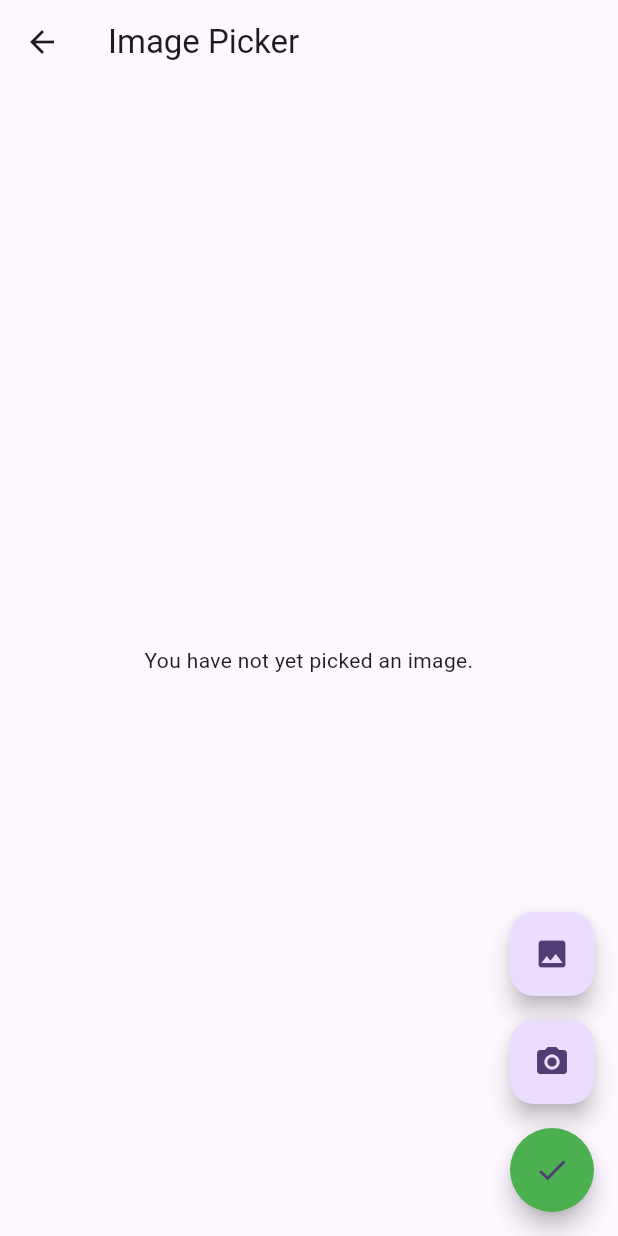
After one commit to benboi8/plushie_app, a Flutter app: the ImagePickerPage screen opened directly, after a tap on the "photo" icon, on a phone screen of 412 x 824 dp. The commit adds this screen. Run offline on Flutter 3.47's test engine with Material 3 defaults, Android fonts, the phone set to English and light mode, and no system bars; our stand-ins replace image_picker; missing offline and left inert: nfc_manager.

Commit message:
Added image_picker_page.dart to select profile picture Made tag_record.dart a static class Added a stream to keep track of changes made to the scanned tag

```diff
--- /dev/null
+++ b/lib/image_picker_page.dart
@@ -0,0 +1,204 @@
+import 'dart:io';
+
+import 'package:flutter/foundation.dart';
+import 'package:flutter/material.dart';
+import 'package:image_picker/image_picker.dart';
+import 'package:plushie_app/tag_record.dart';
+
+class ImagePickerPage extends StatefulWidget {
+  const ImagePickerPage({super.key});
+
+  @override
+  State<ImagePickerPage> createState() => _ImagePickerPageState();
+}
+
+class _ImagePickerPageState extends State<ImagePickerPage> {
+  XFile? _mediaFile;
+
+  void _setImageFileListFromFile(XFile? value) {
+    _mediaFile = value;
+  }
+
+  dynamic _pickImageError;
+
+  String? _retrieveDataError;
+
+  final ImagePicker _picker = ImagePicker();
+
+  Widget _previewImage() {
+    final Text? retrieveError = _getRetrieveErrorWidget();
+    if (retrieveError != null) {
+      return retrieveError;
+    }
+    if (_mediaFile != null) {
+      return Semantics(
+            label: 'image_picker_example_picked_image',
+            child: kIsWeb
+                ? Image.network(_mediaFile!.path)
+                : Image.file(
+                        File(_mediaFile!.path),
+                        errorBuilder: (BuildContext context, Object error,
+                            StackTrace? stackTrace) {
+                          return const Center(
+                              child:
+                                  Text('This image type is not supported'));
+                        },
+                      ),
+          );
+    } else if (_pickImageError != null) {
+      return Text(
+        'Pick image error: $_pickImageError',
+        textAlign: TextAlign.center,
+      );
+    } else {
+      return const Text(
+        'You have not yet picked an image.',
+        textAlign: TextAlign.center,
+      );
+    }
+  }
+
+  Future<void> retrieveLostData() async {
+    final LostDataResponse response = await _picker.retrieveLostData();
+    if (response.isEmpty) {
+      return;
+    }
+    if (response.file != null) {
+        setState(() {
+          if (response.file == null) {
+            _setImageFileListFromFile(response.file);
+          } else {
+            _mediaFile = response.file;
+          }
+        });
+    } else {
+      _retrieveDataError = response.exception!.code;
+    }
+  }
+
+   Future<void> _onImageButtonPressed(
+    ImageSource source, {
+    required BuildContext context,
+    bool isMedia = false,
+  }) async {
+    if (context.mounted) {
+        if (isMedia) {
+            try {
+              final XFile? media = await _picker.pickMedia();
+                setState(() {
+                  _mediaFile = media;
+                });
+            } catch (e) {
+              setState(() {
+                _pickImageError = e;
+              });
+            }
+        } else {
+            try {
+              final XFile? pickedFile = await _picker.pickImage(source: source);
+              setState(() {
+                _setImageFileListFromFile(pickedFile);
+              });
+            } catch (e) {
+              setState(() {
+                _pickImageError = e;
+              });
+            }
+        }
+     }
+   }
+
+  @override
+  Widget build(BuildContext context) {
+    return Scaffold(
+      appBar: AppBar(
+        title: Text("Image Picker"),
+      ),
+      body: Center(
+        child: !kIsWeb && defaultTargetPlatform == TargetPlatform.android
+            ? FutureBuilder<void>(
+                future: retrieveLostData(),
+                builder: (BuildContext context, AsyncSnapshot<void> snapshot) {
+                  switch (snapshot.connectionState) {
+                    case ConnectionState.none:
+                    case ConnectionState.waiting:
+                      return const Text(
+                        'You have not yet picked an image.',
+                        textAlign: TextAlign.center,
+                      );
+                    case ConnectionState.done:
+                      return _previewImage();
+                    case ConnectionState.active:
+                      if (snapshot.hasError) {
+                        return Text(
+                          'Pick image error: ${snapshot.error}}',
+                          textAlign: TextAlign.center,
+                        );
+                      } else {
+                        return const Text(
+                          'You have not yet picked an image.',
+                          textAlign: TextAlign.center,
+                        );
+                      }
+                  }
+                },
+              )
+            : _previewImage(),
+      ),
+      floatingActionButton: Column(
+        mainAxisAlignment: MainAxisAlignment.end,
+        children: <Widget>[
+          Semantics(
+            label: 'image_picker_example_from_gallery',
+            child: FloatingActionButton(
+              onPressed: () {
+                _onImageButtonPressed(ImageSource.gallery, context: context);
+              },
+              heroTag: 'image0',
+              tooltip: 'Pick Image from gallery',
+              child: const Icon(Icons.photo),
+            ),
+          ),
+          if (_picker.supportsImageSource(ImageSource.camera))
+            Padding(
+              padding: const EdgeInsets.only(top: 16.0),
+              child: FloatingActionButton(
+                onPressed: () {
+                  _onImageButtonPressed(ImageSource.camera, context: context);
+                },
+                heroTag: 'image2',
+                tooltip: 'Take a Photo',
+                child: const Icon(Icons.camera_alt),
+              ),
+            ),
+          Padding(
+              padding: const EdgeInsets.only(top: 16.0),
+              child: FloatingActionButton(
+                  onPressed: () {
+                  TagRecord.profilePictureUrl = _mediaFile!.path.toString();
+                  Navigator.of(context).pop();
+                  },
+                shape: CircleBorder(),
+                heroTag: 'confirm',
+                tooltip: 'Confirm',
+                backgroundColor: Colors.green,
+                child: const Icon(Icons.check),
+              )
+          )
+        ],
+      ),
+    );
+  }
+
+  Text? _getRetrieveErrorWidget() {
+    if (_retrieveDataError != null) {
+      final Text result = Text(_retrieveDataError!);
+      _retrieveDataError = null;
+      return result;
+    }
+    return null;
+  }
+}
+
+typedef OnPickImageCallback = void Function(
+    double? maxWidth, double? maxHeight, int? quality, int? limit);
--- a/lib/nfc_reader_widget.dart
+++ b/lib/nfc_reader_widget.dart
@@ -1,5 +1,3 @@
-import 'dart:convert';
-
 import 'package:flutter/material.dart';
 import 'package:nfc_manager/nfc_manager.dart';
 
@@ -57,7 +55,7 @@ class _NfcReaderWidgetState extends State<NfcReaderWidget> {
         }
 
         for (NdefRecord record in ndef.cachedMessage!.records) {
-          NfcReader.instance.process(String.fromCharCodes(record.payload));
+          NfcReader.instance.process(record);
         }
 
         NfcManager.instance.stopSession();
--- a/pubspec.yaml
+++ b/pubspec.yaml
@@ -35,6 +35,7 @@ dependencies:
   # Use with the CupertinoIcons class for iOS style icons.
   cupertino_icons: ^1.0.8
   nfc_manager: ^3.5.0
+  image_picker: ^1.1.2
 
 dev_dependencies:
   flutter_test:
```
Also changed, not shown: lib/main.dart (+27 -19 lines), lib/nfc_reader.dart (+10 -6 lines), lib/nfc_writer_widget.dart (+119 -68 lines), lib/tag_record.dart (+39 -7 lines), pubspec.lock, 5 other files.
